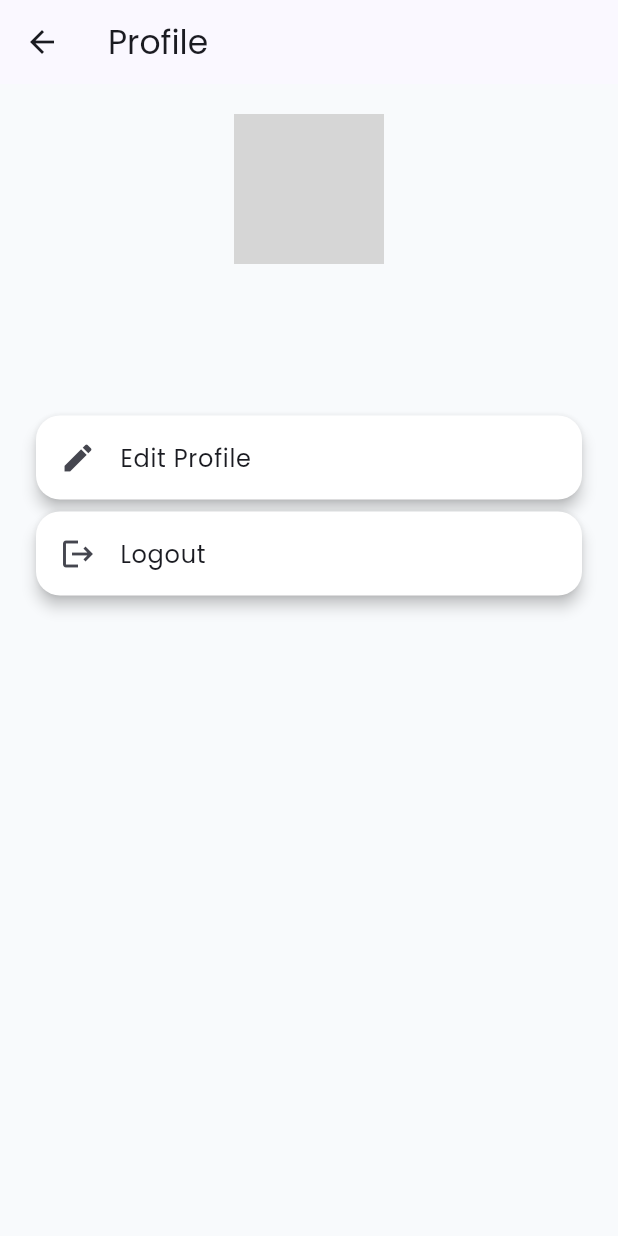
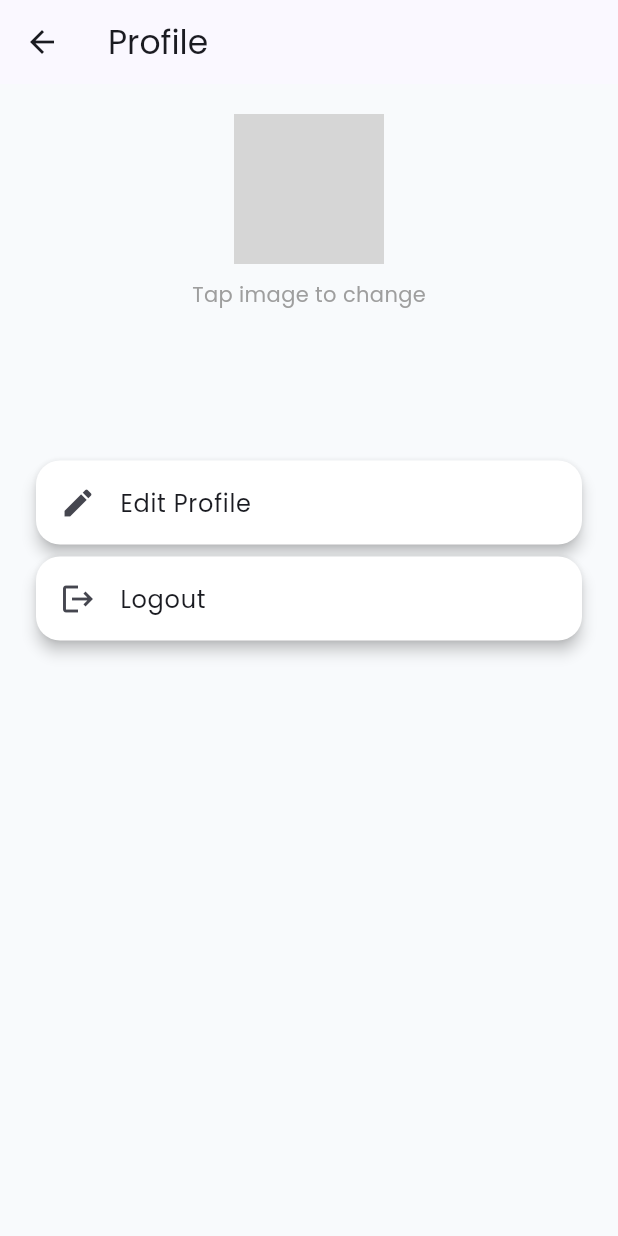
Before and after one commit to hussein-almasri/digital_cv_app, a Flutter app: the ProfileScreen screen opened directly, on a phone screen of 412 x 824 dp. Run offline on Flutter 3.47's test engine with Material 3 defaults, Android fonts, the phone set to English and light mode, and no system bars; our stand-ins replace cloud_firestore, firebase_auth, firebase_core, firebase_storage, google_fonts, image_picker and 2 more; accounts and stored records are empty; network calls fail; grey boxes are pictures that could not be loaded.

Commit message:
feat: Implement profile image upload and PDF export functionality

```diff
--- a/lib/screens/profile/profile_screen.dart
+++ b/lib/screens/profile/profile_screen.dart
@@ -1,13 +1,49 @@
+import 'dart:io';
+
 import 'package:digital_cv_app/screens/profile/edit_profile_screen.dart';
 import 'package:flutter/material.dart';
 import 'package:provider/provider.dart';
+import 'package:image_picker/image_picker.dart';
+import 'package:firebase_storage/firebase_storage.dart';
+
 import '../../providers/auth_provider.dart';
 import '../../services/firestore_service.dart';
 import '../../screens/auth/login_screen.dart';
 
-class ProfileScreen extends StatelessWidget {
+class ProfileScreen extends StatefulWidget {
+  const ProfileScreen({super.key});
 
-  const ProfileScreen({super.key});
+  @override
+  State<ProfileScreen> createState() => _ProfileScreenState();
+}
+
+class _ProfileScreenState extends State<ProfileScreen> {
+
+  final picker = ImagePicker();
+
+  Future<void> pickImage(String userId) async {
+
+    final pickedFile =
+        await picker.pickImage(source: ImageSource.gallery);
+
+    if (pickedFile == null) return;
+
+    File file = File(pickedFile.path);
+
+    // رفع الصورة إلى Firebase Storage
+    final ref = FirebaseStorage.instance
+        .ref()
+        .child("profile_images")
+        .child("$userId.jpg");
+
+    await ref.putFile(file);
+
+    final imageUrl = await ref.getDownloadURL();
+
+    // حفظ الرابط في Firestore
+    await FirestoreService().updateProfileImage(userId, imageUrl);
+
+  }
 
   @override
   Widget build(BuildContext context) {
@@ -27,13 +63,37 @@ class ProfileScreen extends StatelessWidget {
 
         stream: firestore.getUser(userId),
 
-        builder: (context, snapshot){
+        builder: (context, snapshot) {
 
-          if(!snapshot.hasData){
+          if (snapshot.connectionState == ConnectionState.waiting) {
             return const Center(child: CircularProgressIndicator());
           }
 
-          final data = snapshot.data!.data() as Map<String, dynamic>;
+          if (!snapshot.hasData) {
+            return const Center(
+              child: Text("No profile data yet"),
+            );
+          }
+
+          final doc = snapshot.data!;
+
+          if (!doc.exists) {
+            return const Center(
+              child: Text("No profile created yet"),
+            );
+          }
+
+          final data = doc.data() as Map<String, dynamic>?;
+
+          if (data == null) {
+            return const Center(
+              child: Text("Profile is empty"),
+            );
+          }
+
+          final avatar =
+              data["avatar"] ??
+              "https://i.pravatar.cc/300";
 
           return Padding(
 
@@ -43,10 +103,28 @@ class ProfileScreen extends StatelessWidget {
 
               children: [
 
-                const CircleAvatar(
-                  radius: 50,
-                  backgroundImage: NetworkImage(
-                    "https://i.pravatar.cc/300",
+                GestureDetector(
+
+                  onTap: () {
+                    pickImage(userId);
+                  },
+
+                  child: CircleAvatar(
+
+                    radius: 50,
+
+                    backgroundImage: NetworkImage(avatar),
+
+                  ),
+
+                ),
+
+                const SizedBox(height: 10),
+
+                const Text(
+                  "Tap image to change",
+                  style: TextStyle(
+                    color: Colors.grey,
                   ),
                 ),
 
@@ -72,7 +150,6 @@ class ProfileScreen extends StatelessWidget {
                 const SizedBox(height: 20),
 
                 Card(
-
                   child: ListTile(
 
                     leading: const Icon(Icons.edit),
@@ -89,13 +166,10 @@ class ProfileScreen extends StatelessWidget {
                       );
 
                     },
-
                   ),
-
                 ),
 
                 Card(
-
                   child: ListTile(
 
                     leading: const Icon(Icons.logout),
@@ -115,9 +189,7 @@ class ProfileScreen extends StatelessWidget {
                       );
 
                     },
-
                   ),
-
                 ),
 
               ],
--- a/lib/screens/templatess/templates_screen.dart
+++ b/lib/screens/templatess/templates_screen.dart
@@ -1,4 +1,4 @@
-import 'package:digital_cv_app/screens/template_preview_screen.dart';
+import 'package:digital_cv_app/screens/templatess/template_preview_screen.dart' show TemplatePreviewScreen;
 import 'package:flutter/material.dart';
 import 'package:flutter_staggered_grid_view/flutter_staggered_grid_view.dart';
 
@@ -13,29 +13,25 @@ class TemplatesScreen extends StatelessWidget {
 
       {
         "name": "Modern CV",
-        "image":
-        "https://cdn.dribbble.com/users/1787323/screenshots/15302357/media/6dfc5a0d7e3e2392d6f4858cc5b64cf2.png"
+        "image": "https://picsum.photos/400/600?1"
       },
 
       {
         "name": "Minimal CV",
-        "image":
-        "https://cdn.dribbble.com/users/239910/screenshots/14510294/media/7c4f7cbdeb18f0bc33bd583a14bcbb0d.png"
+        "image": "https://picsum.photos/400/600?2"
       },
 
       {
         "name": "Professional CV",
-        "image":
-        "https://cdn.dribbble.com/users/1218630/screenshots/16593444/media/15e79b3e4eab0e8625995fe9ad49fdb4.png"
+        "image": "https://picsum.photos/400/600?3"
       },
 
       {
         "name": "Creative CV",
-        "image":
-        "https://cdn.dribbble.com/users/1787323/screenshots/15295867/media/b4dff78eaefdd8f2fa14a3cd59cab949.png"
+        "image": "https://picsum.photos/400/600?4"
       },
 
-    ];
+];
 
     return Scaffold(
 
@@ -77,8 +73,10 @@ class TemplatesScreen extends StatelessWidget {
 
                     child: Image.network(
                       template["image"]!,
+                      height: 160,
+                      width: double.infinity,
                       fit: BoxFit.cover,
-                    ),
+                    )
 
                   ),
 
--- a/pubspec.yaml
+++ b/pubspec.yaml
@@ -43,6 +43,8 @@ dependencies:
   provider: ^6.1.2
   percent_indicator: ^4.2.3
   flutter_staggered_grid_view: ^0.7.0
+  pdf: ^3.10.4
+  printing: ^5.11.1
   # The following adds the Cupertino Icons font to your application.
   # Use with the CupertinoIcons class for iOS style icons.
   cupertino_icons: ^1.0.8
```
Also changed, not shown: lib/screens/analytics/analytics_screen.dart (+31 -1 lines), lib/screens/auth/login_screen.dart (+21 -5 lines), lib/screens/home/home_screen.dart (+100 -16 lines), lib/services/firestore_service.dart (+9 -0 lines), lib/services/pdf_service.dart (added, +106 -0 lines), pubspec.lock, 4 other files.
